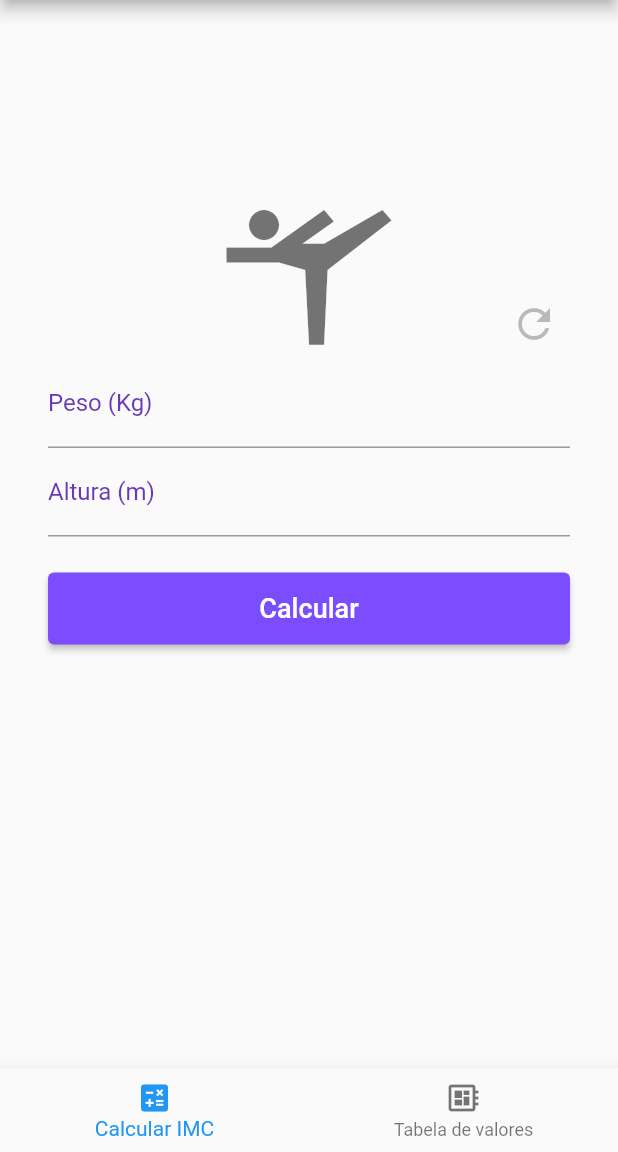
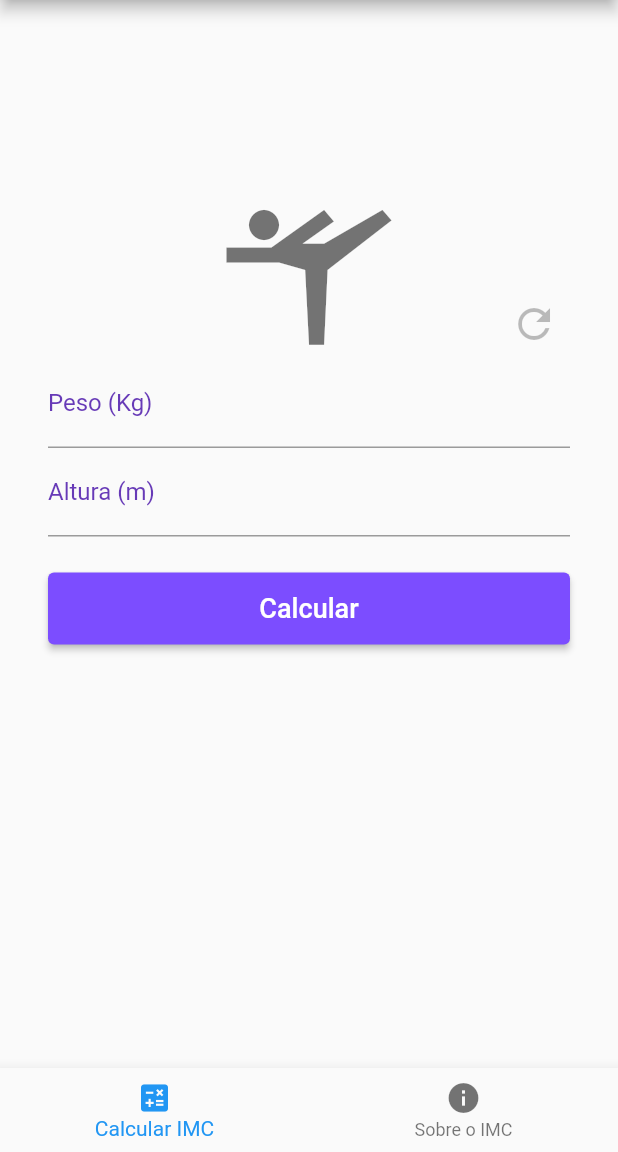
Before and after one commit to Gabriel-S-Souza/imc_calculator_with_flutter, a Flutter app: the screen it shows after launch, on a phone screen of 412 x 824 dp, the part 84-1236 px from its top. Run offline on Flutter 3.47's test engine with Material 2 defaults, Android fonts, the phone set to English and light mode, and no system bars.

Commit message:
Change icon of the 'imc_info' page

```diff
--- a/lib/pages/home_page.dart
+++ b/lib/pages/home_page.dart
@@ -46,8 +46,8 @@ class _HomePageState extends State<HomePage> {
             label: "Calcular IMC"
           ),
           BottomNavigationBarItem(
-            icon: Icon(Icons.developer_board),
-            label: "Tabela de valores"
+            icon: Icon(Icons.info),
+            label: "Sobre o IMC"
           ),
         ],
       ),
```
